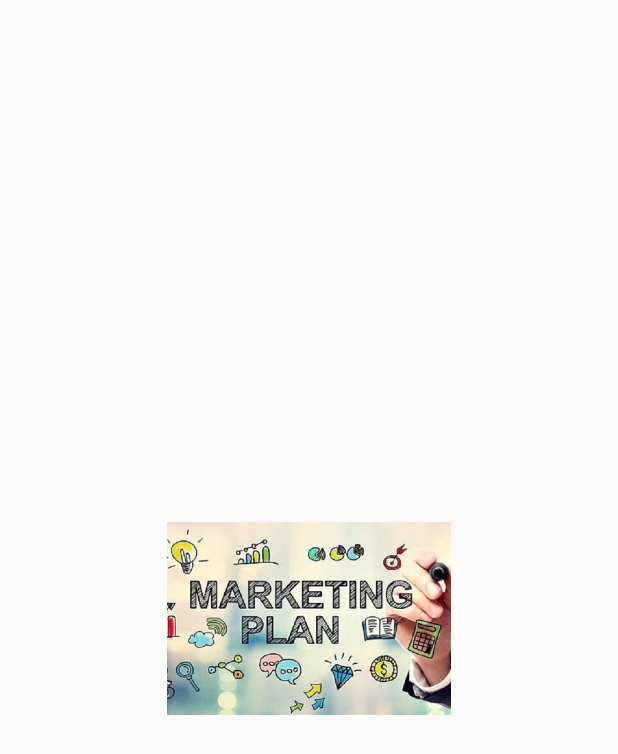
After one commit to Sagartripathi/FLP, an Android app: the marketing_flp screen opened directly, with no data from a screen before it, on a phone screen of 412 x 824 dp. The commit adds this screen. Shown: the top 754 px of the screen. Run offline under Robolectric (Android 15) with nearby library versions, the phone set to English and light mode, and no system bars.

```diff
--- /dev/null
+++ b/app/src/main/java/com/example/flp/marketing_flp.java
@@ -0,0 +1,14 @@
+package com.example.flp;
+
+import androidx.appcompat.app.AppCompatActivity;
+
+import android.os.Bundle;
+
+public class marketing_flp extends AppCompatActivity {
+
+    @Override
+    protected void onCreate(Bundle savedInstanceState) {
+        super.onCreate(savedInstanceState);
+        setContentView(R.layout.activity_marketing_flp);
+    }
+}
--- a/app/src/main/res/layout/activity_main.xml
+++ b/app/src/main/res/layout/activity_main.xml
@@ -45,6 +45,7 @@
                 app:cardCornerRadius="10dp">
 
                 <LinearLayout
+                    android:onClick="history"
                     android:layout_width="match_parent"
                     android:layout_height="match_parent"
                     android:gravity="center"
@@ -90,6 +91,7 @@
                 android:layout_marginLeft="20dp">
 
                 <LinearLayout
+                    android:onClick="approvel"
                     android:layout_width="match_parent"
                     android:layout_height="match_parent"
                     android:gravity="center"
@@ -143,6 +145,7 @@
                 app:cardCornerRadius="10dp">
 
                 <LinearLayout
+                    android:onClick="marketing"
                     android:layout_width="match_parent"
                     android:layout_height="match_parent"
                     android:gravity="center"
@@ -188,6 +191,7 @@
                 android:layout_marginLeft="20dp">
 
                 <LinearLayout
+                    android:onClick="start"
                     android:layout_width="match_parent"
                     android:layout_height="match_parent"
                     android:gravity="center"
@@ -239,6 +243,7 @@
                 app:cardCornerRadius="10dp">
 
                 <LinearLayout
+                    android:onClick="benefit"
                     android:layout_width="match_parent"
                     android:layout_height="match_parent"
                     android:gravity="center"
@@ -284,6 +289,7 @@
                 android:layout_marginLeft="20dp">
 
                 <LinearLayout
+                    android:onClick="ranking"
                     android:layout_width="match_parent"
                     android:layout_height="match_parent"
                     android:gravity="center"
--- /dev/null
+++ b/app/src/main/res/layout/activity_marketing_flp.xml
@@ -0,0 +1,19 @@
+<?xml version="1.0" encoding="utf-8"?>
+<androidx.constraintlayout.widget.ConstraintLayout xmlns:android="http://schemas.android.com/apk/res/android"
+    xmlns:app="http://schemas.android.com/apk/res-auto"
+    xmlns:tools="http://schemas.android.com/tools"
+    android:layout_width="match_parent"
+    android:layout_height="match_parent"
+    tools:context=".marketing_flp">
+
+
+    <ImageView
+        android:id="@+id/imageView"
+        android:layout_width="189dp"
+        android:layout_height="151dp"
+        app:layout_constraintBottom_toBottomOf="parent"
+        app:layout_constraintEnd_toEndOf="parent"
+        app:layout_constraintStart_toStartOf="parent"
+        app:layout_constraintTop_toTopOf="parent"
+        app:srcCompat="@drawable/marketingplane" />
+</androidx.constraintlayout.widget.ConstraintLayout>
```
Also changed, not shown: app/src/main/AndroidManifest.xml (+9 -3 lines), app/src/main/java/com/example/flp/MainActivity.java (+45 -0 lines), app/src/main/java/com/example/flp/approval_flp.java (added, +14 -0 lines), app/src/main/java/com/example/flp/benefit_flp.java (added, +14 -0 lines), app/src/main/java/com/example/flp/history_flp.java (added, +14 -0 lines), app/src/main/java/com/example/flp/rank_flp.java (added, +14 -0 lines), app/src/main/java/com/example/flp/starting_flp.java (added, +14 -0 lines), app/src/main/res/layout/activity_approval_flp.xml (added, +9 -0 lines), app/src/main/res/layout/activity_benefit_flp.xml (added, +9 -0 lines), app/src/main/res/layout/activity_history_flp.xml (added, +9 -0 lines), app/src/main/res/layout/activity_rank_flp.xml (added, +9 -0 lines), app/src/main/res/layout/activity_starting_flp.xml (added, +9 -0 lines).
